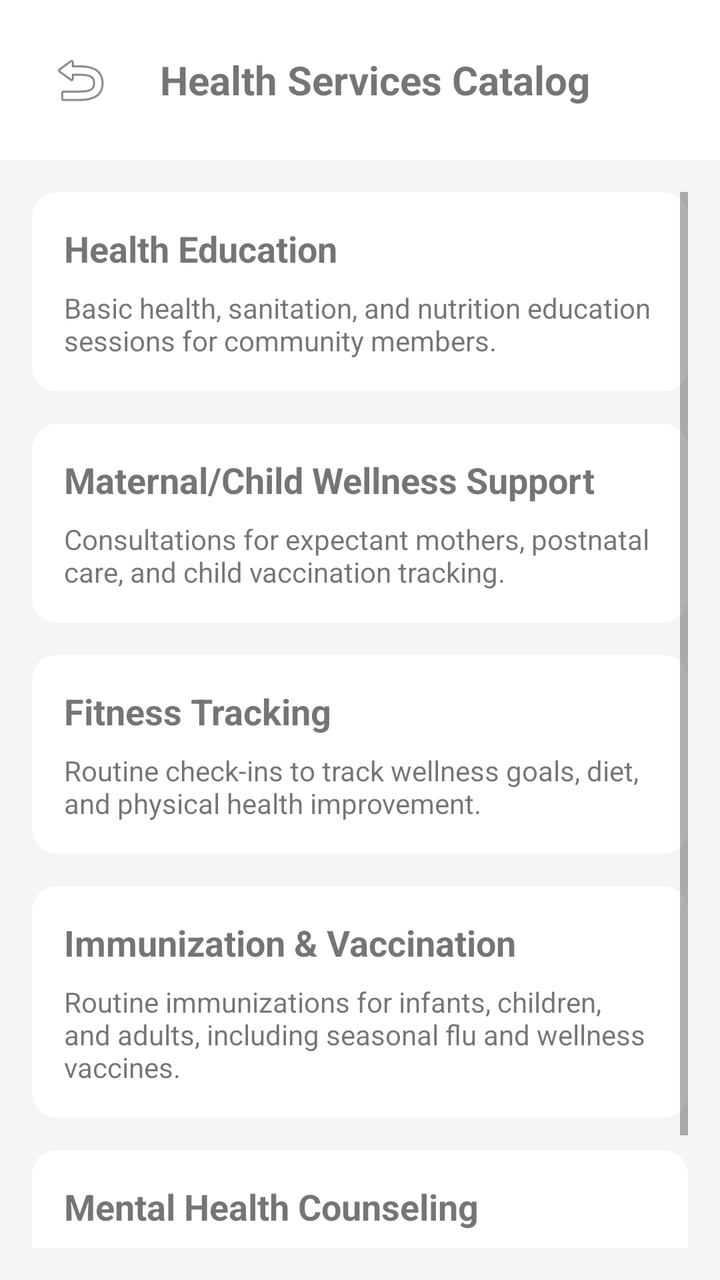
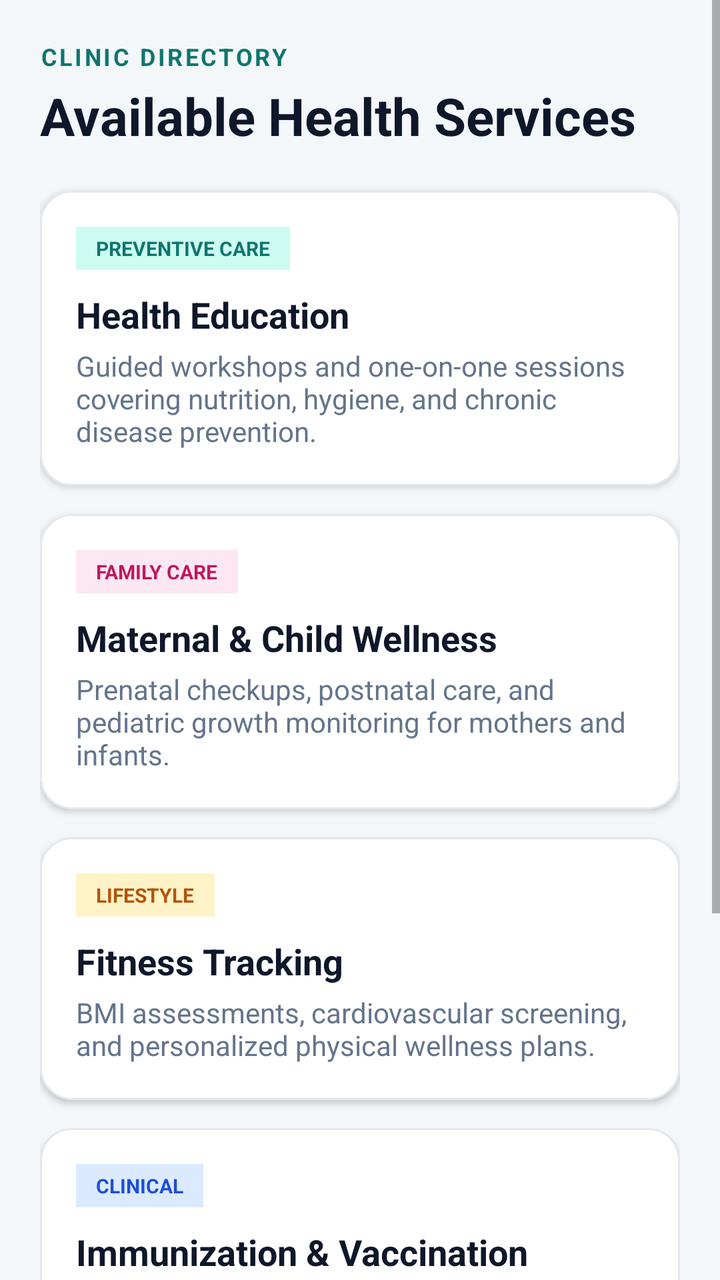

The first picture is an Android layout as it rendered before a commit; the second is the same layout after the commit. The layout source and the unified diff follow.
<!-- AndroidManifest.xml: application theme Theme.CommunityHealthSystem -->
<!-- res/layout/fragment_service_catalog.xml -->
<?xml version="1.0" encoding="utf-8"?>
<LinearLayout xmlns:android="http://schemas.android.com/apk/res/android"
    android:layout_width="match_parent"
    android:layout_height="match_parent"
    android:orientation="vertical"
    android:background="#F5F5F5">

    
    <LinearLayout
        android:layout_width="match_parent"
        android:layout_height="wrap_content"
        android:orientation="horizontal"
        android:padding="16dp"
        android:gravity="center_vertical"
        android:background="@android:color/white">

        <ImageButton
            android:id="@+id/btnBack"
            android:layout_width="48dp"
            android:layout_height="48dp"
            android:background="?attr/selectableItemBackgroundBorderless"
            android:src="@android:drawable/ic_menu_revert"
            android:contentDescription="Go Back"/>

        <TextView
            android:layout_width="wrap_content"
            android:layout_height="wrap_content"
            android:text="Health Services Catalog"
            android:textSize="20sp"
            android:textStyle="bold"
            android:layout_marginStart="16dp"/>
    </LinearLayout>

    <ScrollView
        android:layout_width="match_parent"
        android:layout_height="match_parent"
        android:padding="16dp">

        <LinearLayout
            android:layout_width="match_parent"
            android:layout_height="wrap_content"
            android:orientation="vertical">

            
            <com.google.android.material.card.MaterialCardView
                android:layout_width="match_parent"
                android:layout_height="wrap_content"
                android:layout_marginBottom="16dp"
                app:cardCornerRadius="12dp"
                xmlns:app="http://schemas.android.com/apk/res-auto">
                <LinearLayout
                    android:layout_width="match_parent"
                    android:layout_height="wrap_content"
                    android:orientation="vertical"
                    android:padding="16dp">
                    <TextView android:text="Health Education" android:textStyle="bold" android:textSize="18sp" android:layout_width="wrap_content" android:layout_height="wrap_content"/>
                    <TextView android:text="Basic health, sanitation, and nutrition education sessions for community members." android:layout_marginTop="8dp" android:layout_width="wrap_content" android:layout_height="wrap_content"/>
                </LinearLayout>
            </com.google.android.material.card.MaterialCardView>

            
            <com.google.android.material.card.MaterialCardView
                android:layout_width="match_parent"
                android:layout_height="wrap_content"
                android:layout_marginBottom="16dp"
                app:cardCornerRadius="12dp"
                xmlns:app="http://schemas.android.com/apk/res-auto">
                <LinearLayout
                    android:layout_width="match_parent"
                    android:layout_height="wrap_content"
                    android:orientation="vertical"
                    android:padding="16dp">
                    <TextView android:text="Maternal/Child Wellness Support" android:textStyle="bold" android:textSize="18sp" android:layout_width="wrap_content" android:layout_height="wrap_content"/>
                    <TextView android:text="Consultations for expectant mothers, postnatal care, and child vaccination tracking." android:layout_marginTop="8dp" android:layout_width="wrap_content" android:layout_height="wrap_content"/>
                </LinearLayout>
            </com.google.android.material.card.MaterialCardView>

            
            <com.google.android.material.card.MaterialCardView
                android:layout_width="match_parent"
                android:layout_height="wrap_content"
                android:layout_marginBottom="16dp"
                app:cardCornerRadius="12dp"
                xmlns:app="http://schemas.android.com/apk/res-auto">
                <LinearLayout
                    android:layout_width="match_parent"
                    android:layout_height="wrap_content"
                    android:orientation="vertical"
                    android:padding="16dp">
                    <TextView android:text="Fitness Tracking" android:textStyle="bold" android:textSize="18sp" android:layout_width="wrap_content" android:layout_height="wrap_content"/>
                    <TextView android:text="Routine check-ins to track wellness goals, diet, and physical health improvement." android:layout_marginTop="8dp" android:layout_width="wrap_content" android:layout_height="wrap_content"/>
                </LinearLayout>
            </com.google.android.material.card.MaterialCardView>

            
            <com.google.android.material.card.MaterialCardView
                android:layout_width="match_parent"
                android:layout_height="wrap_content"
                android:layout_marginBottom="16dp"
                app:cardCornerRadius="12dp"
                xmlns:app="http://schemas.android.com/apk/res-auto">
                <LinearLayout
                    android:layout_width="match_parent"
                    android:layout_height="wrap_content"
                    android:orientation="vertical"
                    android:padding="16dp">
                    <TextView android:text="Immunization &amp; Vaccination" android:textStyle="bold" android:textSize="18sp" android:layout_width="wrap_content" android:layout_height="wrap_content"/>
                    <TextView android:text="Routine immunizations for infants, children, and adults, including seasonal flu and wellness vaccines." android:layout_marginTop="8dp" android:layout_width="wrap_content" android:layout_height="wrap_content"/>
                </LinearLayout>
            </com.google.android.material.card.MaterialCardView>

            
            <com.google.android.material.card.MaterialCardView
                android:layout_width="match_parent"
                android:layout_height="wrap_content"
                android:layout_marginBottom="16dp"
                app:cardCornerRadius="12dp"
                xmlns:app="http://schemas.android.com/apk/res-auto">
                <LinearLayout
                    android:layout_width="match_parent"
                    android:layout_height="wrap_content"
                    android:orientation="vertical"
                    android:padding="16dp">
                    <TextView android:text="Mental Health Counseling" android:textStyle="bold" android:textSize="18sp" android:layout_width="wrap_content" android:layout_height="wrap_content"/>
                    <TextView android:text="Confidential support sessions focusing on stress management, anxiety relief, and overall community well-being." android:layout_marginTop="8dp" android:layout_width="wrap_content" android:layout_height="wrap_content"/>
                </LinearLayout>
            </com.google.android.material.card.MaterialCardView>

        </LinearLayout>
    </ScrollView>
</LinearLayout>
<!-- resources referenced by this layout -->
<resources>
  <style name="Theme.CommunityHealthSystem" parent="Theme.MaterialComponents.Light.NoActionBar">
          
          <item name="colorPrimary">@color/colorPrimary</item>
          <item name="colorPrimaryVariant">@color/colorPrimaryVariant</item>
          <item name="colorOnPrimary">@color/colorOnPrimary</item>
  
          
          <item name="colorSecondary">@color/colorSecondary</item>
          <item name="colorSecondaryVariant">@color/colorSecondaryVariant</item>
          <item name="colorOnSecondary">@color/colorOnSecondary</item>
  
          
          <item name="android:statusBarColor">?attr/colorPrimaryVariant</item>
  
          
          <item name="shapeAppearanceSmallComponent">@style/ShapeAppearance.App.SmallComponent</item>
      </style>
  <color name="colorPrimary">#00796B</color>
  <color name="colorPrimaryVariant">#004D40</color>
  <color name="colorOnPrimary">#FFFFFF</color>
  <color name="colorSecondary">#0288D1</color>
  <color name="colorSecondaryVariant">#01579B</color>
  <color name="colorOnSecondary">#FFFFFF</color>
  <style name="ShapeAppearance.App.SmallComponent" parent="ShapeAppearance.MaterialComponents.SmallComponent">
          <item name="cornerFamily">rounded</item>
          <item name="cornerSize">12dp</item>
      </style>
</resources>

<!-- the commit's change to res/layout/fragment_service_catalog.xml (unified diff, before → after) -->
@@ -1,131 +1,279 @@
 <?xml version="1.0" encoding="utf-8"?>
-<LinearLayout xmlns:android="http://schemas.android.com/apk/res/android"
+<ScrollView xmlns:android="http://schemas.android.com/apk/res/android"
+    xmlns:app="http://schemas.android.com/apk/res-auto"
     android:layout_width="match_parent"
     android:layout_height="match_parent"
-    android:orientation="vertical"
-    android:background="#F5F5F5">
-
-    
+    android:background="#F4F7F9">
+
     <LinearLayout
         android:layout_width="match_parent"
         android:layout_height="wrap_content"
-        android:orientation="horizontal"
-        android:padding="16dp"
-        android:gravity="center_vertical"
-        android:background="@android:color/white">
-
-        <ImageButton
-            android:id="@+id/btnBack"
-            android:layout_width="48dp"
-            android:layout_height="48dp"
-            android:background="?attr/selectableItemBackgroundBorderless"
-            android:src="@android:drawable/ic_menu_revert"
-            android:contentDescription="Go Back"/>
+        android:orientation="vertical"
+        android:padding="20dp">
 
         <TextView
             android:layout_width="wrap_content"
             android:layout_height="wrap_content"
-            android:text="Health Services Catalog"
-            android:textSize="20sp"
+            android:text="CLINIC DIRECTORY"
+            android:textColor="#0F766E"
+            android:textSize="12sp"
             android:textStyle="bold"
-            android:layout_marginStart="16dp"/>
+            android:letterSpacing="0.1" />
+
+        <TextView
+            android:layout_width="wrap_content"
+            android:layout_height="wrap_content"
+            android:layout_marginTop="4dp"
+            android:layout_marginBottom="20dp"
+            android:text="Available Health Services"
+            android:textColor="#0F172A"
+            android:textSize="26sp"
+            android:textStyle="bold" />
+
+        
+        <com.google.android.material.card.MaterialCardView
+            android:layout_width="match_parent"
+            android:layout_height="wrap_content"
+            android:layout_marginBottom="14dp"
+            app:cardBackgroundColor="#FFFFFF"
+            app:cardCornerRadius="16dp"
+            app:cardElevation="2dp"
+            app:strokeColor="#E2E8F0"
+            app:strokeWidth="1dp">
+
+            <LinearLayout
+                android:layout_width="match_parent"
+                android:layout_height="wrap_content"
+                android:orientation="vertical"
+                android:padding="18dp">
+
+                <TextView
+                    android:layout_width="wrap_content"
+                    android:layout_height="wrap_content"
+                    android:background="#CCFBF1"
+                    android:paddingStart="10dp"
+                    android:paddingTop="4dp"
+                    android:paddingEnd="10dp"
+                    android:paddingBottom="4dp"
+                    android:text="PREVENTIVE CARE"
+                    android:textColor="#0F766E"
+                    android:textSize="10sp"
+                    android:textStyle="bold" />
+
+                <TextView
+                    android:layout_width="wrap_content"
+                    android:layout_height="wrap_content"
+                    android:layout_marginTop="10dp"
+                    android:text="Health Education"
+                    android:textColor="#0F172A"
+                    android:textSize="18sp"
+                    android:textStyle="bold" />
+
+                <TextView
+                    android:layout_width="match_parent"
+                    android:layout_height="wrap_content"
+                    android:layout_marginTop="4dp"
+                    android:text="Guided workshops and one-on-one sessions covering nutrition, hygiene, and chronic disease prevention."
+                    android:textColor="#64748B"
+                    android:textSize="14sp" />
+            </LinearLayout>
+        </com.google.android.material.card.MaterialCardView>
+
+        
+        <com.google.android.material.card.MaterialCardView
+            android:layout_width="match_parent"
+            android:layout_height="wrap_content"
+            android:layout_marginBottom="14dp"
+            app:cardBackgroundColor="#FFFFFF"
+            app:cardCornerRadius="16dp"
+            app:cardElevation="2dp"
+            app:strokeColor="#E2E8F0"
+            app:strokeWidth="1dp">
+
+            <LinearLayout
+                android:layout_width="match_parent"
+                android:layout_height="wrap_content"
+                android:orientation="vertical"
+                android:padding="18dp">
+
+                <TextView
+                    android:layout_width="wrap_content"
+                    android:layout_height="wrap_content"
+                    android:background="#FCE7F3"
+                    android:paddingStart="10dp"
+                    android:paddingTop="4dp"
+                    android:paddingEnd="10dp"
+                    android:paddingBottom="4dp"
+                    android:text="FAMILY CARE"
+                    android:textColor="#BE185D"
+                    android:textSize="10sp"
+                    android:textStyle="bold" />
+
+                <TextView
+                    android:layout_width="wrap_content"
+                    android:layout_height="wrap_content"
+                    android:layout_marginTop="10dp"
+                    android:text="Maternal &amp; Child Wellness"
+                    android:textColor="#0F172A"
+                    android:textSize="18sp"
+                    android:textStyle="bold" />
+
+                <TextView
+                    android:layout_width="match_parent"
+                    android:layout_height="wrap_content"
+                    android:layout_marginTop="4dp"
+                    android:text="Prenatal checkups, postnatal care, and pediatric growth monitoring for mothers and infants."
+                    android:textColor="#64748B"
+                    android:textSize="14sp" />
+            </LinearLayout>
+        </com.google.android.material.card.MaterialCardView>
+
+        
+        <com.google.android.material.card.MaterialCardView
+            android:layout_width="match_parent"
+            android:layout_height="wrap_content"
+            android:layout_marginBottom="14dp"
+            app:cardBackgroundColor="#FFFFFF"
+            app:cardCornerRadius="16dp"
+            app:cardElevation="2dp"
+            app:strokeColor="#E2E8F0"
+            app:strokeWidth="1dp">
+
+            <LinearLayout
+                android:layout_width="match_parent"
+                android:layout_height="wrap_content"
+                android:orientation="vertical"
+                android:padding="18dp">
+
+                <TextView
+                    android:layout_width="wrap_content"
+                    android:layout_height="wrap_content"
+                    android:background="#FEF3C7"
+                    android:paddingStart="10dp"
+                    android:paddingTop="4dp"
+                    android:paddingEnd="10dp"
+                    android:paddingBottom="4dp"
+                    android:text="LIFESTYLE"
+                    android:textColor="#B45309"
+                    android:textSize="10sp"
+                    android:textStyle="bold" />
+
+                <TextView
+                    android:layout_width="wrap_content"
+                    android:layout_height="wrap_content"
+                    android:layout_marginTop="10dp"
+                    android:text="Fitness Tracking"
+                    android:textColor="#0F172A"
+                    android:textSize="18sp"
+                    android:textStyle="bold" />
+
+                <TextView
+                    android:layout_width="match_parent"
+                    android:layout_height="wrap_content"
+                    android:layout_marginTop="4dp"
+                    android:text="BMI assessments, cardiovascular screening, and personalized physical wellness plans."
+                    android:textColor="#64748B"
+                    android:textSize="14sp" />
+            </LinearLayout>
+        </com.google.android.material.card.MaterialCardView>
+
+        
+        <com.google.android.material.card.MaterialCardView
+            android:layout_width="match_parent"
+            android:layout_height="wrap_content"
+            android:layout_marginBottom="14dp"
+            app:cardBackgroundColor="#FFFFFF"
+            app:cardCornerRadius="16dp"
+            app:cardElevation="2dp"
+            app:strokeColor="#E2E8F0"
+            app:strokeWidth="1dp">
+
+            <LinearLayout
+                android:layout_width="match_parent"
+                android:layout_height="wrap_content"
+                android:orientation="vertical"
+                android:padding="18dp">
+
+                <TextView
+                    android:layout_width="wrap_content"
+                    android:layout_height="wrap_content"
+                    android:background="#DBEAFE"
+                    android:paddingStart="10dp"
+                    android:paddingTop="4dp"
+                    android:paddingEnd="10dp"
+                    android:paddingBottom="4dp"
+                    android:text="CLINICAL"
+                    android:textColor="#1D4ED8"
+                    android:textSize="10sp"
+                    android:textStyle="bold" />
+
+                <TextView
+                    android:layout_width="wrap_content"
+                    android:layout_height="wrap_content"
+                    android:layout_marginTop="10dp"
+                    android:text="Immunization &amp; Vaccination"
+                    android:textColor="#0F172A"
+                    android:textSize="18sp"
+                    android:textStyle="bold" />
+
+                <TextView
+                    android:layout_width="match_parent"
+                    android:layout_height="wrap_content"
+                    android:layout_marginTop="4dp"
+                    android:text="Routine childhood vaccines, seasonal flu shots, and travel immunization boosters."
+                    android:textColor="#64748B"
+                    android:textSize="14sp" />
+            </LinearLayout>
+        </com.google.android.material.card.MaterialCardView>
+
+        
+        <com.google.android.material.card.MaterialCardView
+            android:layout_width="match_parent"
+            android:layout_height="wrap_content"
+            android:layout_marginBottom="20dp"
+            app:cardBackgroundColor="#FFFFFF"
+            app:cardCornerRadius="16dp"
+            app:cardElevation="2dp"
+            app:strokeColor="#E2E8F0"
+            app:strokeWidth="1dp">
+
+            <LinearLayout
+                android:layout_width="match_parent"
+                android:layout_height="wrap_content"
+                android:orientation="vertical"
+                android:padding="18dp">
+
+                <TextView
+                    android:layout_width="wrap_content"
+                    android:layout_height="wrap_content"
+                    android:background="#EDE9FE"
+                    android:paddingStart="10dp"
+                    android:paddingTop="4dp"
+                    android:paddingEnd="10dp"
+                    android:paddingBottom="4dp"
+                    android:text="WELLBEING"
+                    android:textColor="#6D28D9"
+                    android:textSize="10sp"
+                    android:textStyle="bold" />
+
+                <TextView
+                    android:layout_width="wrap_content"
+                    android:layout_height="wrap_content"
+                    android:layout_marginTop="10dp"
+                    android:text="Mental Health Counseling"
+                    android:textColor="#0F172A"
+                    android:textSize="18sp"
+                    android:textStyle="bold" />
+
+                <TextView
+                    android:layout_width="match_parent"
+                    android:layout_height="wrap_content"
+                    android:layout_marginTop="4dp"
+                    android:text="Confidential psychological support, stress management, and community counseling sessions."
+                    android:textColor="#64748B"
+                    android:textSize="14sp" />
+            </LinearLayout>
+        </com.google.android.material.card.MaterialCardView>
+
     </LinearLayout>
-
-    <ScrollView
-        android:layout_width="match_parent"
-        android:layout_height="match_parent"
-        android:padding="16dp">
-
-        <LinearLayout
-            android:layout_width="match_parent"
-            android:layout_height="wrap_content"
-            android:orientation="vertical">
-
-            
-            <com.google.android.material.card.MaterialCardView
-                android:layout_width="match_parent"
-                android:layout_height="wrap_content"
-                android:layout_marginBottom="16dp"
-                app:cardCornerRadius="12dp"
-                xmlns:app="http://schemas.android.com/apk/res-auto">
-                <LinearLayout
-                    android:layout_width="match_parent"
-                    android:layout_height="wrap_content"
-                    android:orientation="vertical"
-                    android:padding="16dp">
-                    <TextView android:text="Health Education" android:textStyle="bold" android:textSize="18sp" android:layout_width="wrap_content" android:layout_height="wrap_content"/>
-                    <TextView android:text="Basic health, sanitation, and nutrition education sessions for community members." android:layout_marginTop="8dp" android:layout_width="wrap_content" android:layout_height="wrap_content"/>
-                </LinearLayout>
-            </com.google.android.material.card.MaterialCardView>
-
-            
-            <com.google.android.material.card.MaterialCardView
-                android:layout_width="match_parent"
-                android:layout_height="wrap_content"
-                android:layout_marginBottom="16dp"
-                app:cardCornerRadius="12dp"
-                xmlns:app="http://schemas.android.com/apk/res-auto">
-                <LinearLayout
-                    android:layout_width="match_parent"
-                    android:layout_height="wrap_content"
-                    android:orientation="vertical"
-                    android:padding="16dp">
-                    <TextView android:text="Maternal/Child Wellness Support" android:textStyle="bold" android:textSize="18sp" android:layout_width="wrap_content" android:layout_height="wrap_content"/>
-                    <TextView android:text="Consultations for expectant mothers, postnatal care, and child vaccination tracking." android:layout_marginTop="8dp" android:layout_width="wrap_content" android:layout_height="wrap_content"/>
-                </LinearLayout>
-            </com.google.android.material.card.MaterialCardView>
-
-            
-            <com.google.android.material.card.MaterialCardView
-                android:layout_width="match_parent"
-                android:layout_height="wrap_content"
-                android:layout_marginBottom="16dp"
-                app:cardCornerRadius="12dp"
-                xmlns:app="http://schemas.android.com/apk/res-auto">
-                <LinearLayout
-                    android:layout_width="match_parent"
-                    android:layout_height="wrap_content"
-                    android:orientation="vertical"
-                    android:padding="16dp">
-                    <TextView android:text="Fitness Tracking" android:textStyle="bold" android:textSize="18sp" android:layout_width="wrap_content" android:layout_height="wrap_content"/>
-                    <TextView android:text="Routine check-ins to track wellness goals, diet, and physical health improvement." android:layout_marginTop="8dp" android:layout_width="wrap_content" android:layout_height="wrap_content"/>
-                </LinearLayout>
-            </com.google.android.material.card.MaterialCardView>
-
-            
-            <com.google.android.material.card.MaterialCardView
-                android:layout_width="match_parent"
-                android:layout_height="wrap_content"
-                android:layout_marginBottom="16dp"
-                app:cardCornerRadius="12dp"
-                xmlns:app="http://schemas.android.com/apk/res-auto">
-                <LinearLayout
-                    android:layout_width="match_parent"
-                    android:layout_height="wrap_content"
-                    android:orientation="vertical"
-                    android:padding="16dp">
-                    <TextView android:text="Immunization &amp; Vaccination" android:textStyle="bold" android:textSize="18sp" android:layout_width="wrap_content" android:layout_height="wrap_content"/>
-                    <TextView android:text="Routine immunizations for infants, children, and adults, including seasonal flu and wellness vaccines." android:layout_marginTop="8dp" android:layout_width="wrap_content" android:layout_height="wrap_content"/>
-                </LinearLayout>
-            </com.google.android.material.card.MaterialCardView>
-
-            
-            <com.google.android.material.card.MaterialCardView
-                android:layout_width="match_parent"
-                android:layout_height="wrap_content"
-                android:layout_marginBottom="16dp"
-                app:cardCornerRadius="12dp"
-                xmlns:app="http://schemas.android.com/apk/res-auto">
-                <LinearLayout
-                    android:layout_width="match_parent"
-                    android:layout_height="wrap_content"
-                    android:orientation="vertical"
-                    android:padding="16dp">
-                    <TextView android:text="Mental Health Counseling" android:textStyle="bold" android:textSize="18sp" android:layout_width="wrap_content" android:layout_height="wrap_content"/>
-                    <TextView android:text="Confidential support sessions focusing on stress management, anxiety relief, and overall community well-being." android:layout_marginTop="8dp" android:layout_width="wrap_content" android:layout_height="wrap_content"/>
-                </LinearLayout>
-            </com.google.android.material.card.MaterialCardView>
-
-        </LinearLayout>
-    </ScrollView>
-</LinearLayout>
+</ScrollView>
